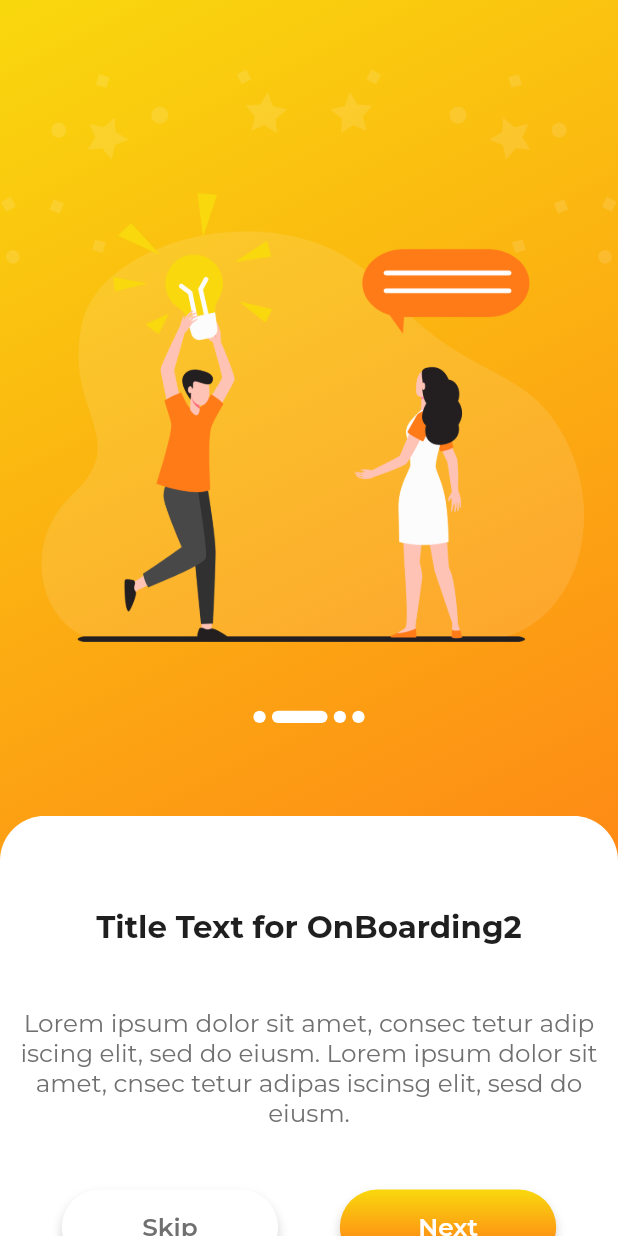
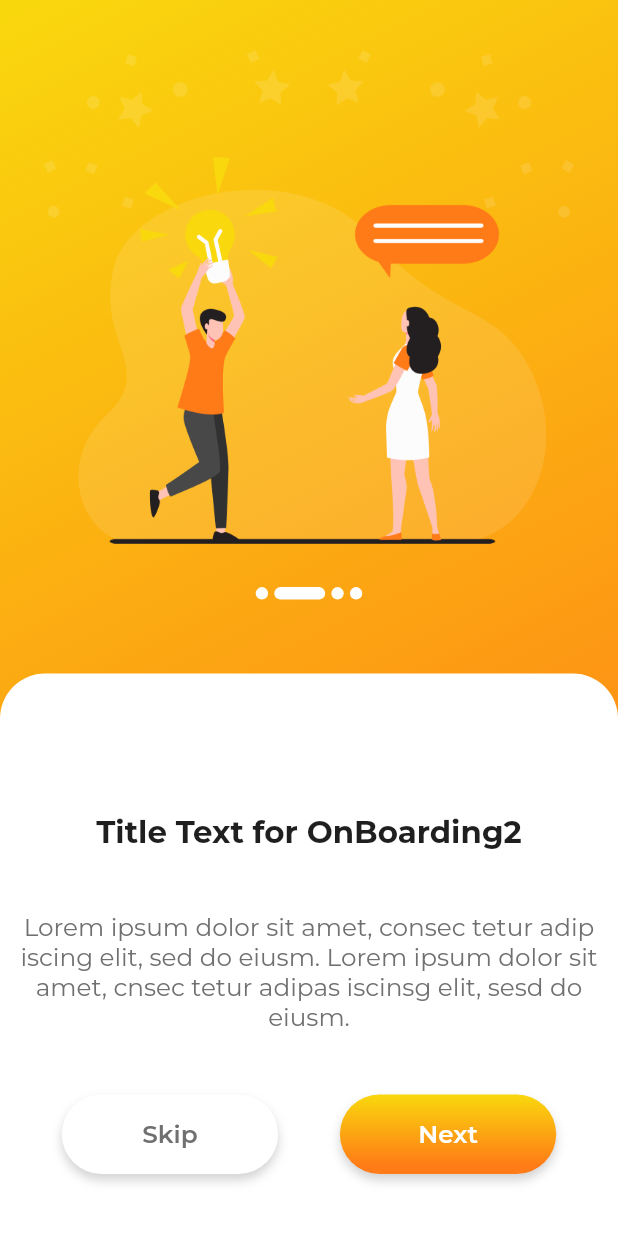
Before and after one commit to Zain-Waheed/crewluv-app, a Flutter app: the screen it shows after launch, after a tap on "Next", on a phone screen of 412 x 824 dp. Run offline on Flutter 3.47's test engine with Material 2 defaults, Android fonts, the phone set to English and light mode, and no system bars; drawn by our look-alikes of smooth_page_indicator; our stand-ins replace cached_network_image, flutter_chat_bubble, get, google_fonts, image_picker, intl_phone_number_input and 4 more; missing offline and left inert: swipable_stack; network calls fail.

```diff
--- a/lib/helpers/widgets/app_button.dart
+++ b/lib/helpers/widgets/app_button.dart
@@ -41,8 +41,8 @@ class AppButton extends StatelessWidget {
         },
         child: Padding(
           padding: EdgeInsets.only(
-            top: 10,
-            bottom: 10,
+            top: Get.width*0.04,
+            bottom: Get.width*0.04,
           ),
           child: Text(
             getTranslated(context, buttonText)??"",
--- a/lib/main.dart
+++ b/lib/main.dart
@@ -1,9 +1,6 @@
 import 'package:amigos/localization/app_localization.dart';
 import 'package:amigos/providers/auth_provider.dart';
 import 'package:amigos/providers/dashboard_provider.dart';
-import 'package:amigos/ui/dashboard/dashboard.dart';
-import 'package:amigos/ui/intro/splash_screen.dart';
-
 import 'package:amigos/ui/intro/splash_screen.dart';
 import 'package:flutter/material.dart';
 import 'package:flutter/services.dart';
--- a/lib/ui/dashboard/profiles_screen.dart
+++ b/lib/ui/dashboard/profiles_screen.dart
@@ -187,7 +187,7 @@ class _ProfilesState extends State<Profiles> {
                       boxShadow: [
                         BoxShadow(
                             color: AppColors.black.withOpacity(0.5),
-                            offset: Offset(0, 4),
+                            offset: const Offset(0, 4),
                             blurRadius: 5.0)
                       ],
                     ),
--- a/lib/ui/intro/onboarding.dart
+++ b/lib/ui/intro/onboarding.dart
@@ -27,10 +27,12 @@ class _OnBoardingState extends State<OnBoarding> {
         ),
         child: Column(
           children: [
-            Container(
-              // color: Colors.lightGreen,
+            SizedBox(
+              height: Get.width * 0.08,
+            ),
+            SizedBox(
               width: Get.width,
-              height: Get.width * 1.15,
+              height: Get.height * 0.4,
               child: PageView(
                 controller: _controller,
                 onPageChanged: (index) {
@@ -54,11 +56,14 @@ class _OnBoardingState extends State<OnBoarding> {
                 ],
               ),
             ),
+            SizedBox(
+              height: Get.width * 0.07,
+            ),
             SmoothPageIndicator(
               count: 4,
               effect: ExpandingDotsEffect(
-                expansionFactor: 4.5,
-                strokeWidth: 2,
+                expansionFactor: Get.width*0.01,
+                strokeWidth: Get.width*0.02,
                 dotColor: AppColors.white,
                 dotWidth: Get.width * 0.02,
                 dotHeight: Get.width * 0.02,
@@ -68,42 +73,34 @@ class _OnBoardingState extends State<OnBoarding> {
               controller: _controller,
             ),
             SizedBox(
-              height: Get.width * 0.15,
+              height: Get.width * 0.12,
             ),
-
             Expanded(
-              child: SingleChildScrollView(
               child: Container(
                 width: Get.width,
-                  height: Get.width * 0.861,
                 decoration: BoxDecoration(
                     color: AppColors.white,
-                      borderRadius: BorderRadius.only(
+                    borderRadius: const BorderRadius.only(
                       topLeft: Radius.circular(30),
                       topRight: Radius.circular(30),
                     )),
                 child: Column(
+                  mainAxisAlignment: MainAxisAlignment.spaceEvenly,
                   children: [
-                      SizedBox(
-                        height: Get.width * 0.15,
-                      ),
+                    const SizedBox(height: 10,),
                     Text(
                       titleText(),
                       style: AppTextStyle.montserrat(
                           AppColors.black, Get.width * 0.05, FontWeight.bold),
                     ),
-                      SizedBox(
-                        height: Get.width * 0.1,
-                      ),
+
                     Text(
                       descriptionText(),
                       style: AppTextStyle.montserrat(AppColors.blackLite,
                           Get.width * 0.04, FontWeight.normal),
                       textAlign: TextAlign.center,
                     ),
-                      SizedBox(
-                        height: Get.width * 0.1,
-                      ),
+
                     Row(
                       crossAxisAlignment: CrossAxisAlignment.center,
                       mainAxisAlignment: MainAxisAlignment.spaceEvenly,
@@ -133,7 +130,6 @@ class _OnBoardingState extends State<OnBoarding> {
                       ],
                     ),
                   ],
-                  ),
                 ),
               ),
             ),
--- a/lib/ui/intro/splash_logo_screen.dart
+++ b/lib/ui/intro/splash_logo_screen.dart
@@ -13,7 +13,15 @@ class SplashLogoScreen extends StatefulWidget {
   _SplashLogoScreenState createState() => _SplashLogoScreenState();
 }
 
-class _SplashLogoScreenState extends State<SplashLogoScreen> {
+class _SplashLogoScreenState extends State<SplashLogoScreen> with TickerProviderStateMixin{
+  late final AnimationController _controller = AnimationController(
+    duration: const Duration(seconds: 2),
+    vsync: this,
+  )..forward();
+  late final Animation<double> _animation = CurvedAnimation(
+    parent: _controller,
+    curve: Curves.fastOutSlowIn,
+  );
   void initState() {
     Future.delayed(Duration(seconds: 3),(){
 
@@ -23,18 +31,30 @@ class _SplashLogoScreenState extends State<SplashLogoScreen> {
     },
     );
     super.initState();
-
+  }
+  @override
+  void dispose() {
+    _controller.dispose();
+    super.dispose();
   }
   @override
   Widget build(BuildContext context) {
-    return Container(
-      width: Get.width,
-      height: Get.height,
-      decoration: BoxDecoration(
-        gradient: AppColors.orangeGradientColor,
+    return Scaffold(
+      body: Container(
+        width: Get.width,
+        height: Get.height,
+        padding: const EdgeInsets.all(8.0),
+        decoration: BoxDecoration(
+          gradient: AppColors.orangeGradientColor,
+        ),
+        alignment: Alignment.center,
+        child: ScaleTransition(
+        scale: _animation,
+        child:  Image.asset(AppImages.splashLogo, height: Get.height*0.3,width: Get.width*0.6,),
       ),
-      alignment: Alignment.center,
-      child:Image.asset(AppImages.splashLogo, height: Get.height*0.3,width: Get.width*0.6,),
-    );
+    ));
+
+
+
   }
 }
--- a/lib/ui/intro/splash_screen.dart
+++ b/lib/ui/intro/splash_screen.dart
@@ -4,6 +4,7 @@ import 'package:amigos/ui/dashboard/profiles_screen.dart';
 import 'package:amigos/ui/intro/splash_logo_screen.dart';
 import 'package:amigos/utils/colors.dart';
 import 'package:amigos/utils/dummy.dart';
+import 'package:amigos/utils/images.dart';
 import 'package:flutter/material.dart';
 import 'package:get/get.dart';
 
@@ -14,7 +15,7 @@ class SplashScreeen extends StatefulWidget {
   _SplashScreeenState createState() => _SplashScreeenState();
 }
 
-class _SplashScreeenState extends State<SplashScreeen> {
+class _SplashScreeenState extends State<SplashScreeen>  {
 
   void initState() {
     Future.delayed(Duration(seconds: 1),(){
@@ -24,7 +25,6 @@ class _SplashScreeenState extends State<SplashScreeen> {
     },
     );
     super.initState();
-
   }
   @override
   Widget build(BuildContext context) {
```
Also changed, not shown: lib/ui/auth/login_screen.dart (+7 -21 lines), lib/ui/dashboard/profile_detail_screen.dart (+63 -0 lines). Lines whose indentation alone changed are shown as unchanged.
